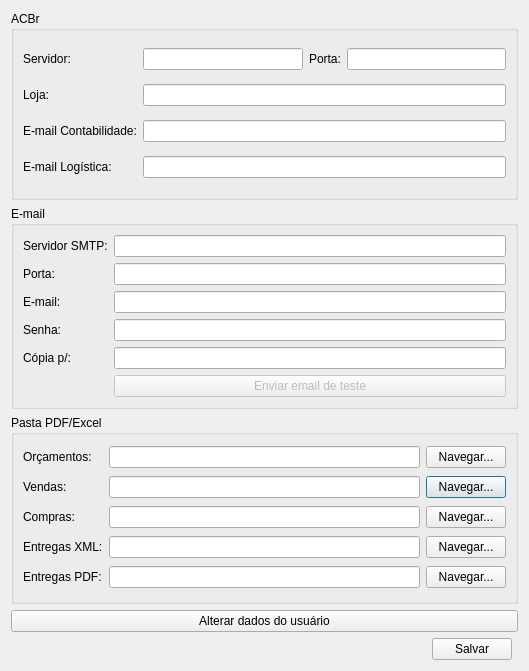
darktorres/ERP-STACCATO, file ui/userconfig.ui: the form before one commit.
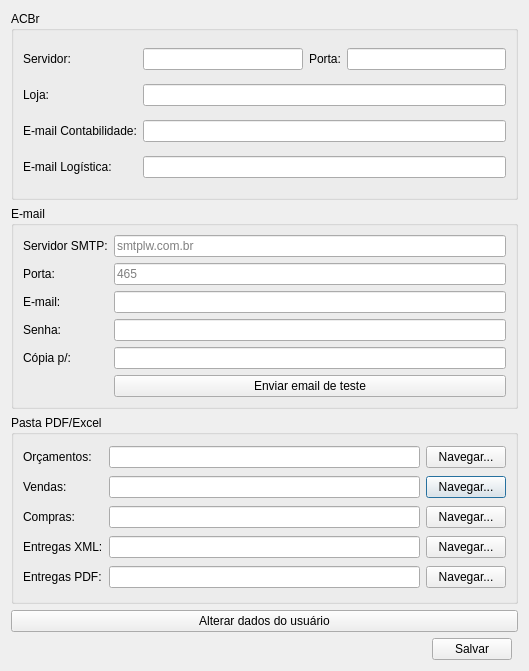
The form after the commit. Custom widgets are drawn as their Qt base class.

The edit to the form file:
```diff
--- a/ui/userconfig.ui
+++ b/ui/userconfig.ui
@@ -214,7 +214,14 @@
        </widget>
       </item>
       <item row="3" column="1">
-       <widget class="QLineEdit" name="lineEditPortaSMTP"/>
+       <widget class="QLineEdit" name="lineEditPortaSMTP">
+        <property name="placeholderText">
+         <string>465</string>
+        </property>
+        <property name="clearButtonEnabled">
+         <bool>true</bool>
+        </property>
+       </widget>
       </item>
       <item row="5" column="0">
        <widget class="QLabel" name="label_6">
@@ -245,7 +252,14 @@
        </widget>
       </item>
       <item row="1" column="1">
-       <widget class="QLineEdit" name="lineEditServidorSMTP"/>
+       <widget class="QLineEdit" name="lineEditServidorSMTP">
+        <property name="placeholderText">
+         <string>smtplw.com.br</string>
+        </property>
+        <property name="clearButtonEnabled">
+         <bool>true</bool>
+        </property>
+       </widget>
       </item>
       <item row="5" column="1">
        <widget class="QLineEdit" name="lineEditEmail"/>
@@ -256,7 +270,7 @@
       <item row="9" column="1">
        <widget class="QPushButton" name="pushButtonEmailTeste">
         <property name="enabled">
-         <bool>false</bool>
+         <bool>true</bool>
         </property>
         <property name="text">
          <string>Enviar email de teste</string>
```
Left out of the diff: 69 changed lines with no effect on the pictures.
